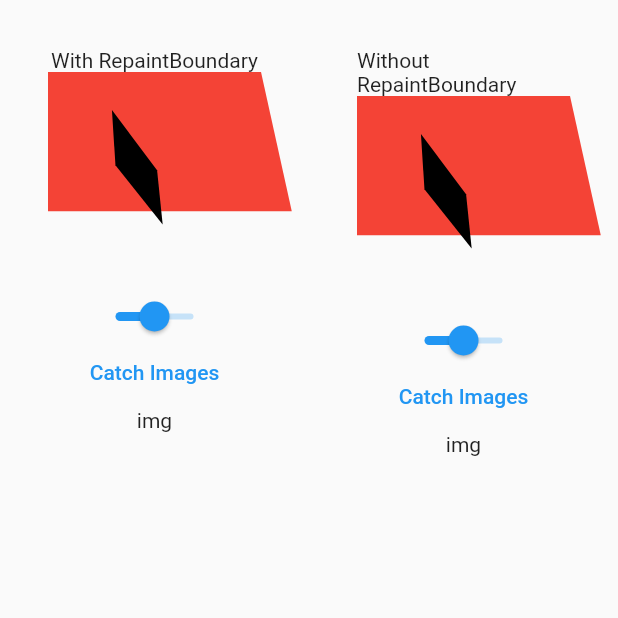
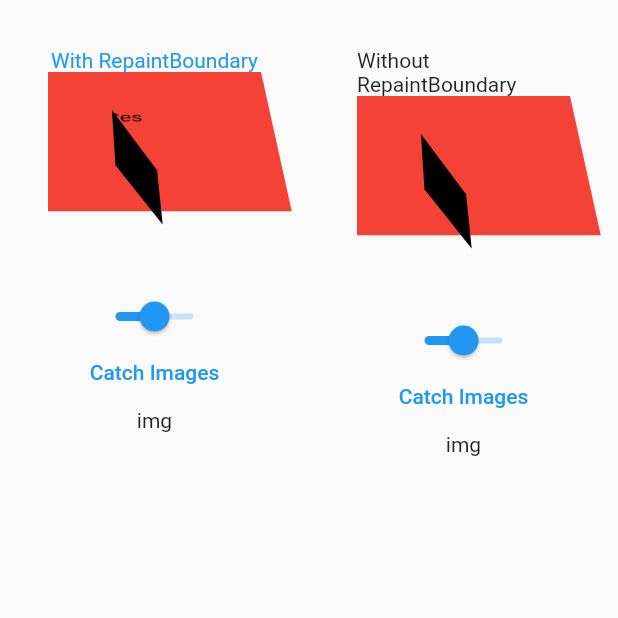
Before and after one commit to KetaDotCC/dora_demo, a Flutter app: the screen it shows after launch, on a phone screen of 412 x 824 dp, the top half of it. Run offline on Flutter 3.47's test engine with Material 2 defaults, Android fonts, the phone set to English and light mode, and no system bars.

Commit message:
bug: layers

```diff
--- a/lib/main.dart
+++ b/lib/main.dart
@@ -15,7 +15,11 @@ class App extends StatelessWidget {
   @override
   Widget build(BuildContext context) {
     return const MaterialApp(
-      home: Home(),
+      home: Stack(
+        children: [
+          Home(),
+        ],
+      ),
     );
   }
 }
@@ -48,7 +52,10 @@ class _HomeState extends State<Home> {
                 padding: const EdgeInsets.all(32.0),
                 child: Column(
                   children: [
-                    const Text("With RepaintBoundary"),
+                    const Text(
+                      "With RepaintBoundary",
+                      style: TextStyle(color: Colors.blue),
+                    ),
                     Transform(
                       transform: transform.clone()
                         ..rotateX(-value * flipRateScale),
@@ -59,6 +66,10 @@ class _HomeState extends State<Home> {
                         alignment: Alignment.center,
                         child: RepaintBoundary(
                           key: key,
+                            child: Stack(
+                              // mainAxisAlignment: MainAxisAlignment.center,
+                              children: [
+                                Container(
                                   child: Transform(
                                     // key: key,
                                     transform: transform.clone()
@@ -70,6 +81,9 @@ class _HomeState extends State<Home> {
                                     ),
                                   ),
                                 ),
+                                Text("tes")
+                              ],
+                            )),
                       ),
                     ),
                     // Material(
```
Lines whose indentation alone changed are shown as unchanged.
